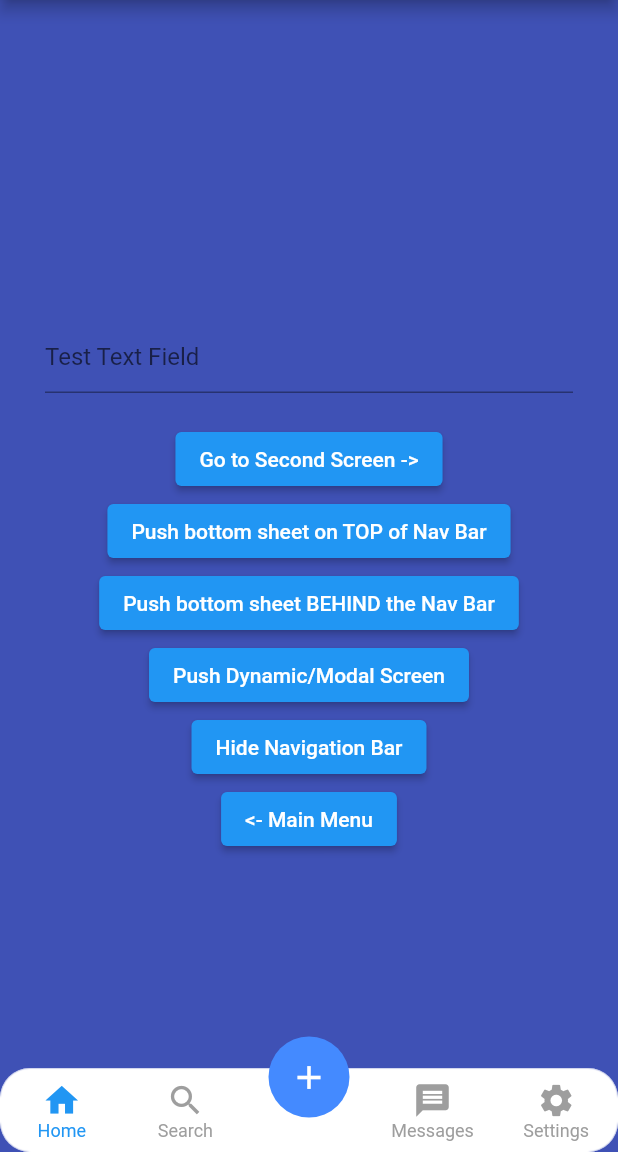
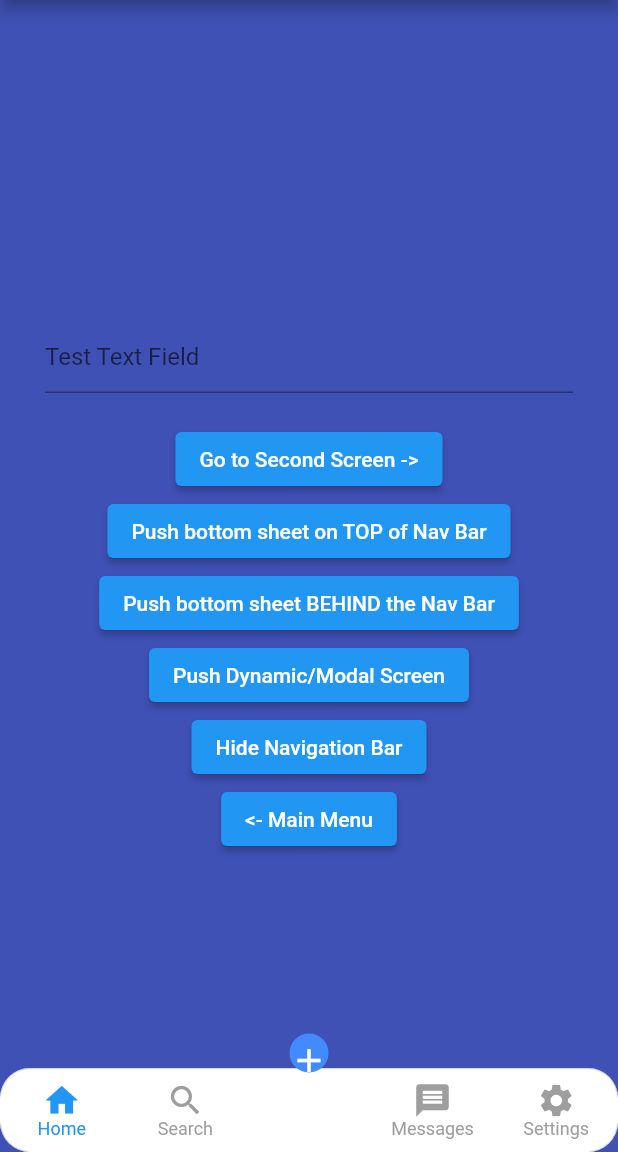
Before and after one commit to ahmed20142015/PersistentBottomNavBarV2, a Flutter app: the screen it shows after launch, after a tap on "Interactive Example", on a phone screen of 412 x 824 dp, the part 84-1236 px from its top. Run offline on Flutter 3.47's test engine with Material 2 defaults, Android fonts, the phone set to English and light mode, and no system bars.

Commit message:
init commit

```diff
--- a/lib/nav-bar-styles/style-15-bottom-nav-bar.widget.dart
+++ b/lib/nav-bar-styles/style-15-bottom-nav-bar.widget.dart
@@ -15,8 +15,7 @@ class BottomNavStyle15 extends StatelessWidget {
     return this.navBarEssentials!.navBarHeight == 0
         ? SizedBox.shrink()
         : Container(
-            width: 150.0,
-            height: height,
+
       color: Colors.transparent,
       padding: EdgeInsets.only(
           top: this.navBarEssentials!.padding?.top ??
@@ -24,7 +23,7 @@ class BottomNavStyle15 extends StatelessWidget {
           bottom: this.navBarEssentials!.padding?.bottom ??
               this.navBarEssentials!.navBarHeight! * 0.12),
       child: Container(
-              alignment: Alignment.center,
+        alignment: Alignment.topCenter,
         height: height,
         child: ListView(
           shrinkWrap: true,
@@ -32,11 +31,12 @@ class BottomNavStyle15 extends StatelessWidget {
           scrollDirection: Axis.horizontal,
           children: <Widget>[
             Column(
-                    mainAxisAlignment: MainAxisAlignment.center,
+              mainAxisAlignment: MainAxisAlignment.start,
               crossAxisAlignment: CrossAxisAlignment.center,
               children: <Widget>[
-                      Expanded(
-                        child: IconTheme(
+                Container(
+                  height: 25,
+                  child:  IconTheme(
                     data: IconThemeData(
                         size: item.iconSize,
                         color: isSelected
@@ -87,19 +87,15 @@ class BottomNavStyle15 extends StatelessWidget {
       PersistentBottomNavBarItem item, bool isSelected, double? height) {
     return this.navBarEssentials!.navBarHeight == 0
         ? SizedBox.shrink()
-        : Padding(
-            padding: EdgeInsets.only(
-                top: this.navBarEssentials!.padding?.top ?? 0.0,
-                bottom: this.navBarEssentials!.padding?.bottom ?? 0.0),
-            child: Stack(
+        : Stack(
       children: <Widget>[
         Transform.translate(
           offset: Offset(0, -23),
           child: Center(
             child: Container(
-                      width: 80,
-                      height: 80,
-                      margin: EdgeInsets.only(top: 2.0),
+              width: 60,
+              height: 60,
+              margin: EdgeInsets.only(bottom: 30),
               decoration: BoxDecoration(
                 shape: BoxShape.circle,
                 color: item.activeColorPrimary,
@@ -109,7 +105,7 @@ class BottomNavStyle15 extends StatelessWidget {
               ),
               child: Container(
                 alignment: Alignment.center,
-                        height: height,
+                height: 60,
                 child: ListView(
                   shrinkWrap: true,
                   physics: NeverScrollableScrollPhysics(),
@@ -142,9 +138,9 @@ class BottomNavStyle15 extends StatelessWidget {
         item.title == null
             ? SizedBox.shrink()
             : Padding(
-                        padding: const EdgeInsets.only(bottom: 5.0),
+          padding: const EdgeInsets.only(top: 10),
           child: Align(
-                          alignment: Alignment.bottomCenter,
+            alignment: Alignment.center,
             child: Material(
               type: MaterialType.transparency,
               child: FittedBox(
@@ -168,7 +164,6 @@ class BottomNavStyle15 extends StatelessWidget {
           ),
         )
       ],
-            ),
     );
   }
 
```
Lines whose indentation alone changed are shown as unchanged.
